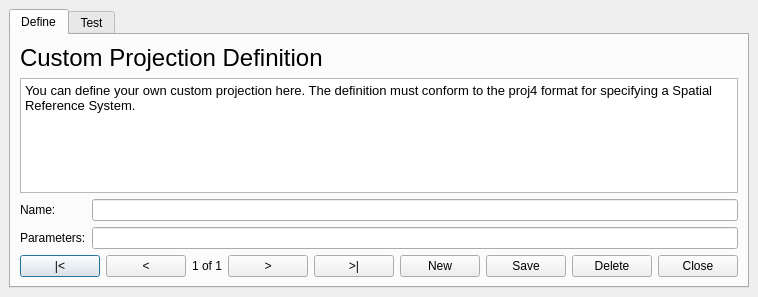
Old version of the form src/ui/qgscustomprojectiondialogbase.ui in the repository qgis/QGIS.
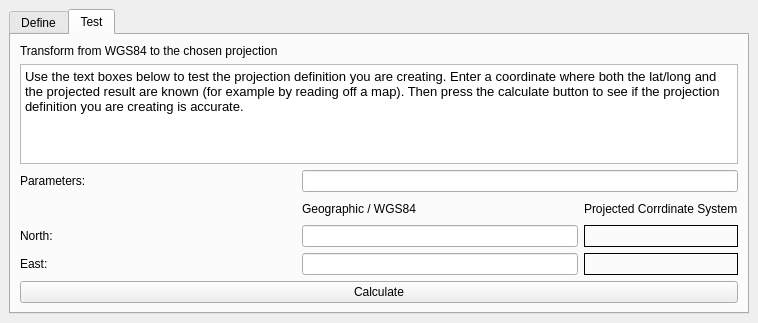
New version of the form. The open tabs and pages were chosen to show the change. Icons and pictures are not drawn.

```diff
--- a/src/ui/qgscustomprojectiondialogbase.ui
+++ b/src/ui/qgscustomprojectiondialogbase.ui
@@ -8,8 +8,8 @@
    <rect>
     <x>0</x>
     <y>0</y>
-    <width>532</width>
-    <height>297</height>
+    <width>718</width>
+    <height>323</height>
    </rect>
   </property>
   <property name="windowTitle" >
@@ -27,7 +27,10 @@
    </property>
    <item row="0" column="0" >
     <widget class="QTabWidget" name="tabWidget2" >
-     <widget class="QWidget" name="tab" >
+     <property name="currentIndex" >
+      <number>0</number>
+     </property>
+     <widget class="QWidget" name="tab1" >
       <attribute name="title" >
        <string>Define</string>
       </attribute>
@@ -41,7 +44,10 @@
        <item row="1" column="0" colspan="2" >
         <widget class="QTextBrowser" name="textBrowser" >
          <property name="html" >
-          <string>&lt;html>&lt;head>&lt;meta name="qrichtext" content="1" />&lt;/head>&lt;body style=" white-space: pre-wrap; font-family:Sans Serif; font-size:9pt; font-weight:400; font-style:normal; text-decoration:none;">&lt;p style=" margin-top:0px; margin-bottom:0px; margin-left:0px; margin-right:0px; -qt-block-indent:0; text-indent:0px; font-family:Arial; font-size:10pt;">You can define your own custom projection here. The definition must conform to the proj4 format for specifying a Spatial Reference System.&lt;/p>&lt;/body>&lt;/html></string>
+          <string>&lt;html>&lt;head>&lt;meta name="qrichtext" content="1" />&lt;style type="text/css">
+p, li { white-space: pre-wrap; }
+&lt;/style>&lt;/head>&lt;body style=" font-family:'Sans Serif'; font-size:9pt; font-weight:400; font-style:normal; text-decoration:none;">
+&lt;p style=" margin-top:0px; margin-bottom:0px; margin-left:0px; margin-right:0px; -qt-block-indent:0; text-indent:0px; font-family:'Arial'; font-size:10pt;">You can define your own custom projection here. The definition must conform to the proj4 format for specifying a Spatial Reference System.&lt;/p>&lt;/body>&lt;/html></string>
          </property>
         </widget>
        </item>
@@ -161,7 +167,7 @@
        </item>
       </layout>
      </widget>
-     <widget class="QWidget" name="tab" >
+     <widget class="QWidget" name="tab2" >
       <attribute name="title" >
        <string>Test</string>
       </attribute>
@@ -182,7 +188,10 @@
        <item row="1" column="0" colspan="3" >
         <widget class="QTextBrowser" name="textBrowser_2" >
          <property name="html" >
-          <string>&lt;html>&lt;head>&lt;meta name="qrichtext" content="1" />&lt;/head>&lt;body style=" white-space: pre-wrap; font-family:Sans Serif; font-size:9pt; font-weight:400; font-style:normal; text-decoration:none;">&lt;p style=" margin-top:0px; margin-bottom:0px; margin-left:0px; margin-right:0px; -qt-block-indent:0; text-indent:0px; font-family:Arial; font-size:10pt;">Use the text boxes below to test the projection definition you are creating. Enter a coordinate where both the lat/long and the projected result are known (for example by reading off a map). Then press the calculate button to see if the projection definition you are creating is accurate.&lt;/p>&lt;/body>&lt;/html></string>
+          <string>&lt;html>&lt;head>&lt;meta name="qrichtext" content="1" />&lt;style type="text/css">
+p, li { white-space: pre-wrap; }
+&lt;/style>&lt;/head>&lt;body style=" font-family:'Sans Serif'; font-size:9pt; font-weight:400; font-style:normal; text-decoration:none;">
+&lt;p style=" margin-top:0px; margin-bottom:0px; margin-left:0px; margin-right:0px; -qt-block-indent:0; text-indent:0px; font-family:'Arial'; font-size:10pt;">Use the text boxes below to test the projection definition you are creating. Enter a coordinate where both the lat/long and the projected result are known (for example by reading off a map). Then press the calculate button to see if the projection definition you are creating is accurate.&lt;/p>&lt;/body>&lt;/html></string>
          </property>
         </widget>
        </item>
```
Left out of the diff: 4 changed lines with no effect on the pictures.
